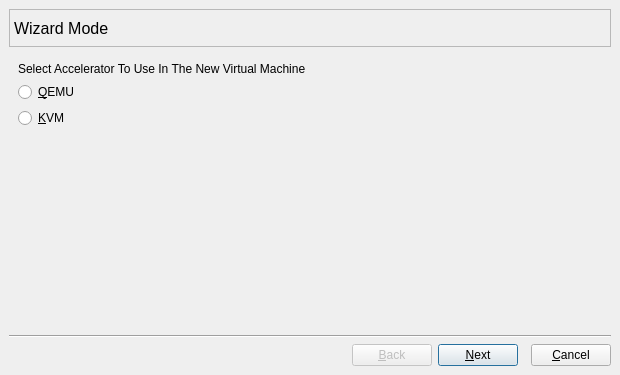
First picture: the form in src/VM_Wizard_Window.ui, repository tobimensch/aqemu, before the edit.
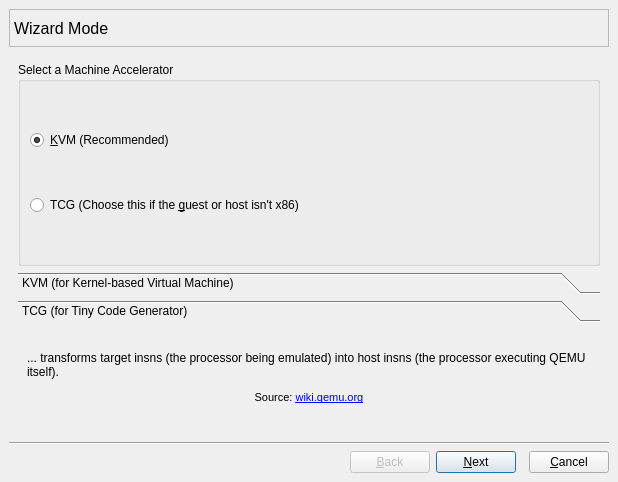
Second picture: the form after the edit. The open tabs and pages were chosen to show the change. Icons and pictures are not drawn.

Commit message: Made accelerator selection more informative.

Diff of the .ui file:
```diff
--- a/src/VM_Wizard_Window.ui
+++ b/src/VM_Wizard_Window.ui
@@ -7,8 +7,8 @@
    <rect>
     <x>0</x>
     <y>0</y>
-    <width>620</width>
-    <height>375</height>
+    <width>618</width>
+    <height>482</height>
    </rect>
   </property>
   <property name="windowTitle">
@@ -625,43 +625,112 @@
      </widget>
      <widget class="QWidget" name="Accelerator_Page">
       <layout class="QGridLayout" name="gridLayout_2">
-       <item row="0" column="0">
+       <item row="1" column="0">
         <layout class="QVBoxLayout" name="verticalLayout_3">
          <item>
-          <widget class="QLabel" name="Label_Machine_Accelerator">
-           <property name="text">
-            <string>Select Accelerator To Use In The New Virtual Machine</string>
+          <widget class="QGroupBox" name="groupBox">
+           <property name="sizePolicy">
+            <sizepolicy hsizetype="Preferred" vsizetype="MinimumExpanding">
+             <horstretch>0</horstretch>
+             <verstretch>0</verstretch>
+            </sizepolicy>
            </property>
-          </widget>
-         </item>
-         <item>
-          <widget class="QRadioButton" name="RB_Emulator_QEMU">
-           <property name="text">
-            <string>&amp;QEMU</string>
+           <property name="title">
+            <string>Select a Machine Accelerator</string>
            </property>
-          </widget>
-         </item>
-         <item>
-          <widget class="QRadioButton" name="RB_Emulator_KVM">
-           <property name="text">
-            <string>&amp;KVM</string>
-           </property>
+           <layout class="QVBoxLayout" name="verticalLayout_5">
+            <item>
+             <widget class="QRadioButton" name="RB_Emulator_KVM">
+              <property name="text">
+               <string>&amp;KVM (Recommended)</string>
+              </property>
+              <property name="checked">
+               <bool>true</bool>
+              </property>
+             </widget>
+            </item>
+            <item>
+             <widget class="QRadioButton" name="RB_Emulator_QEMU">
+              <property name="text">
+               <string>TCG (Choose this if the &amp;guest or host isn't x86)</string>
+              </property>
+             </widget>
+            </item>
+           </layout>
           </widget>
          </item>
         </layout>
        </item>
-       <item row="1" column="0">
-        <spacer name="verticalSpacer">
-         <property name="orientation">
-          <enum>Qt::Vertical</enum>
+       <item row="2" column="0">
+        <widget class="QToolBox" name="toolBox_accelInfo">
+         <property name="sizePolicy">
+          <sizepolicy hsizetype="Preferred" vsizetype="Fixed">
+           <horstretch>0</horstretch>
+           <verstretch>0</verstretch>
+          </sizepolicy>
          </property>
-         <property name="sizeHint" stdset="0">
+         <property name="maximumSize">
           <size>
-           <width>20</width>
-           <height>167</height>
+           <width>16777215</width>
+           <height>200</height>
           </size>
          </property>
-        </spacer>
+         <property name="currentIndex">
+          <number>0</number>
+         </property>
+         <widget class="QWidget" name="toolBox_accelInfoPage1" native="true">
+          <attribute name="label">
+           <string>KVM (for Kernel-based Virtual Machine)</string>
+          </attribute>
+          <layout class="QGridLayout" name="gridLayout_11">
+           <item row="0" column="0">
+            <widget class="QLabel" name="KVM_label">
+             <property name="frameShape">
+              <enum>QFrame::NoFrame</enum>
+             </property>
+             <property name="frameShadow">
+              <enum>QFrame::Plain</enum>
+             </property>
+             <property name="text">
+              <string>&lt;html&gt;&lt;head/&gt;&lt;body&gt;&lt;p&gt;... is a full virtualization solution for Linux on x86 hardware containing virtualization extensions (Intel VT or AMD-V).&lt;/p&gt;&lt;p align=&quot;center&quot;&gt;&lt;span style=&quot; font-size:8pt;&quot;&gt;Source: &lt;/span&gt;&lt;a href=&quot;http://www.linux-kvm.org/page/Main_Page&quot;&gt;&lt;span style=&quot; font-size:8pt; text-decoration: underline; color:#0000ff;&quot;&gt;linux-kvm.org&lt;/span&gt;&lt;/a&gt;&lt;/p&gt;&lt;/body&gt;&lt;/html&gt;</string>
+             </property>
+             <property name="wordWrap">
+              <bool>true</bool>
+             </property>
+            </widget>
+           </item>
+          </layout>
+         </widget>
+         <widget class="QWidget" name="toolBox_accelInfoPage2" native="true">
+          <attribute name="label">
+           <string>TCG (for Tiny Code Generator)</string>
+          </attribute>
+          <layout class="QGridLayout" name="gridLayout_6">
+           <item row="0" column="0">
+            <widget class="QLabel" name="TCG_label">
+             <property name="sizePolicy">
+              <sizepolicy hsizetype="Preferred" vsizetype="Fixed">
+               <horstretch>0</horstretch>
+               <verstretch>0</verstretch>
+              </sizepolicy>
+             </property>
+             <property name="frameShape">
+              <enum>QFrame::NoFrame</enum>
+             </property>
+             <property name="frameShadow">
+              <enum>QFrame::Plain</enum>
+             </property>
+             <property name="text">
+              <string>&lt;html&gt;&lt;head/&gt;&lt;body&gt;&lt;p&gt;... transforms target insns (the processor being emulated) into host insns (the processor executing QEMU itself).&lt;/p&gt;&lt;p align=&quot;center&quot;&gt;&lt;span style=&quot; font-size:8pt;&quot;&gt;Source: &lt;/span&gt;&lt;a href=&quot;http://wiki.qemu.org/Documentation/TCG&quot;&gt;&lt;span style=&quot; font-size:8pt; text-decoration: underline; color:#0000ff;&quot;&gt;wiki.qemu.org&lt;/span&gt;&lt;/a&gt;&lt;/p&gt;&lt;/body&gt;&lt;/html&gt;</string>
+             </property>
+             <property name="wordWrap">
+              <bool>true</bool>
+             </property>
+            </widget>
+           </item>
+          </layout>
+         </widget>
+        </widget>
        </item>
       </layout>
      </widget>
```
Left out of the diff: 57 changed lines with no effect on the pictures. The commit also changes 2 other files.
